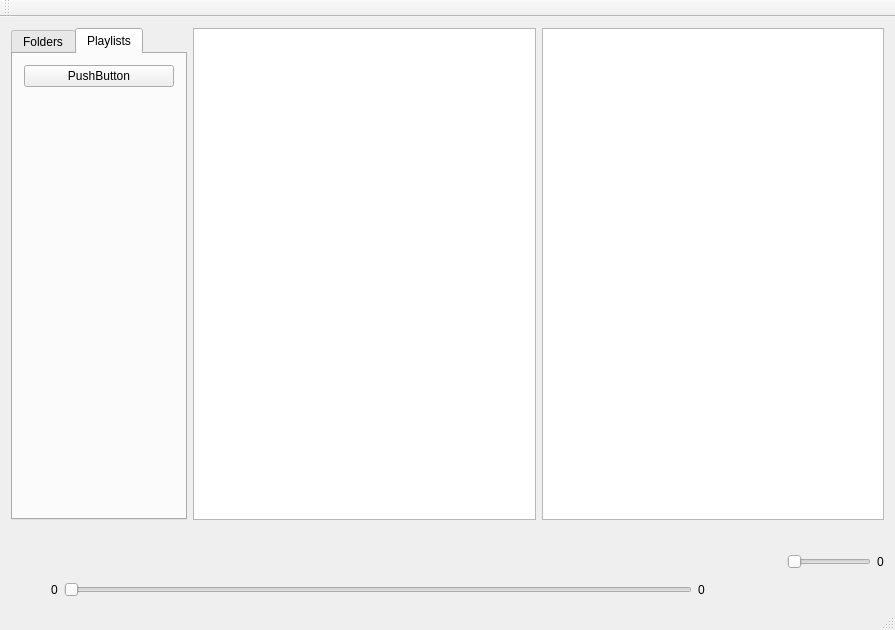
Qt form ZenPlayer/ZenPlayer.ui (zenix935/ZenPlayer) before a commit.
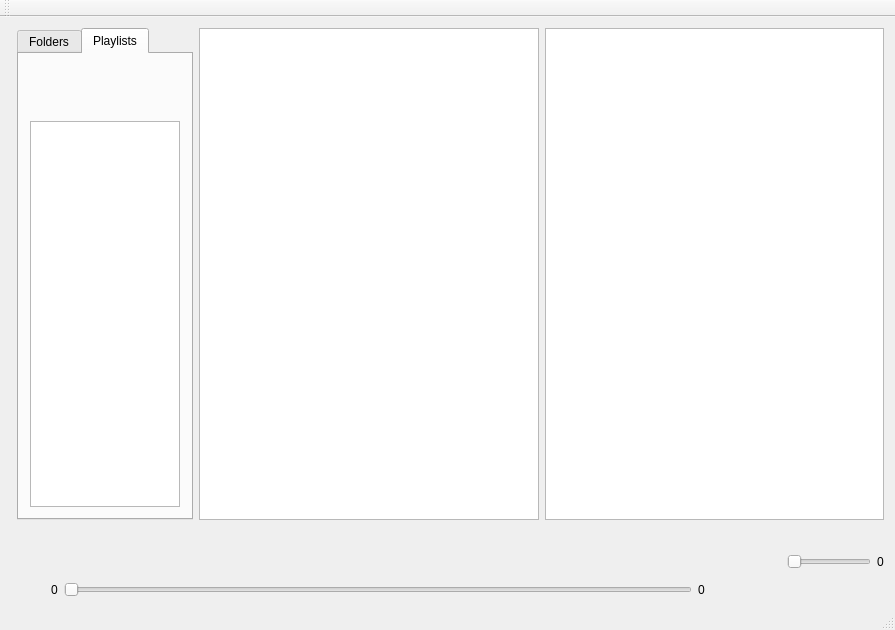
The same form after that commit. The open tabs and pages were chosen to show the change. Icons and pictures are not drawn.

Commit message: now you can create playlists

The edit to the form file:
```diff
--- a/ZenPlayer/ZenPlayer.ui
+++ b/ZenPlayer/ZenPlayer.ui
@@ -15,111 +15,7 @@
   </property>
   <widget class="QWidget" name="centralWidget">
    <layout class="QGridLayout" name="gridLayout">
-    <item row="0" column="0">
-     <widget class="QTabWidget" name="tabWidget">
-      <property name="sizePolicy">
-       <sizepolicy hsizetype="Minimum" vsizetype="Expanding">
-        <horstretch>0</horstretch>
-        <verstretch>0</verstretch>
-       </sizepolicy>
-      </property>
-      <property name="currentIndex">
-       <number>0</number>
-      </property>
-      <widget class="QWidget" name="folderTab">
-       <attribute name="title">
-        <string>Folders</string>
-       </attribute>
-       <layout class="QVBoxLayout" name="verticalLayout_2">
-        <item>
-         <widget class="QPushButton" name="addFolderButton">
-          <property name="sizePolicy">
-           <sizepolicy hsizetype="Minimum" vsizetype="Fixed">
-            <horstretch>0</horstretch>
-            <verstretch>0</verstretch>
-           </sizepolicy>
-          </property>
-          <property name="cursor">
-           <cursorShape>PointingHandCursor</cursorShape>
-          </property>
-          <property name="styleSheet">
-           <string notr="true">border-radius: 25px;
-width: 50px;
-height: 50px</string>
-          </property>
-          <property name="text">
-           <string/>
-          </property>
-          <property name="icon">
-           <iconset resource="ZenPlayer.qrc">
-            <normaloff>:/pics/pics/add.png</normaloff>:/pics/pics/add.png</iconset>
-          </property>
-          <property name="iconSize">
-           <size>
-            <width>50</width>
-            <height>50</height>
-           </size>
-          </property>
-         </widget>
-        </item>
-        <item>
-         <widget class="QListWidget" name="foldersListWidget">
-          <property name="sizePolicy">
-           <sizepolicy hsizetype="Maximum" vsizetype="Expanding">
-            <horstretch>0</horstretch>
-            <verstretch>0</verstretch>
-           </sizepolicy>
-          </property>
-          <property name="maximumSize">
-           <size>
-            <width>150</width>
-            <height>16777215</height>
-           </size>
-          </property>
-         </widget>
-        </item>
-       </layout>
-      </widget>
-      <widget class="QWidget" name="playlistTab">
-       <attribute name="title">
-        <string>Playlists</string>
-       </attribute>
-       <layout class="QVBoxLayout" name="verticalLayout_3">
-        <item>
-         <widget class="QPushButton" name="pushButton_7">
-          <property name="text">
-           <string>PushButton</string>
-          </property>
-         </widget>
-        </item>
-        <item>
-         <spacer name="verticalSpacer_2">
-          <property name="orientation">
-           <enum>Qt::Orientation::Vertical</enum>
-          </property>
-          <property name="sizeHint" stdset="0">
-           <size>
-            <width>20</width>
-            <height>40</height>
-           </size>
-          </property>
-         </spacer>
-        </item>
-       </layout>
-      </widget>
-     </widget>
-    </item>
-    <item row="0" column="1">
-     <widget class="QListWidget" name="tracksListWidget">
-      <property name="sizePolicy">
-       <sizepolicy hsizetype="Expanding" vsizetype="Expanding">
-        <horstretch>0</horstretch>
-        <verstretch>0</verstretch>
-       </sizepolicy>
-      </property>
-     </widget>
-    </item>
-    <item row="0" column="2">
+    <item row="0" column="3">
      <widget class="QListWidget" name="listWidget_2">
       <property name="sizePolicy">
        <sizepolicy hsizetype="Expanding" vsizetype="Expanding">
@@ -129,7 +25,17 @@
       </property>
      </widget>
     </item>
-    <item row="1" column="0" colspan="3">
+    <item row="0" column="2">
+     <widget class="QListWidget" name="tracksListWidget">
+      <property name="sizePolicy">
+       <sizepolicy hsizetype="Expanding" vsizetype="Expanding">
+        <horstretch>0</horstretch>
+        <verstretch>0</verstretch>
+       </sizepolicy>
+      </property>
+     </widget>
+    </item>
+    <item row="1" column="0" colspan="4">
      <layout class="QHBoxLayout" name="horizontalLayout_4">
       <item>
        <spacer name="horizontalSpacer_2">
@@ -525,6 +431,124 @@
       </item>
      </layout>
     </item>
+    <item row="0" column="1">
+     <widget class="QTabWidget" name="tabWidget">
+      <property name="sizePolicy">
+       <sizepolicy hsizetype="Minimum" vsizetype="Expanding">
+        <horstretch>0</horstretch>
+        <verstretch>0</verstretch>
+       </sizepolicy>
+      </property>
+      <property name="currentIndex">
+       <number>1</number>
+      </property>
+      <widget class="QWidget" name="folderTab">
+       <attribute name="title">
+        <string>Folders</string>
+       </attribute>
+       <layout class="QVBoxLayout" name="verticalLayout_2">
+        <item>
+         <widget class="QPushButton" name="addFolderButton">
+          <property name="sizePolicy">
+           <sizepolicy hsizetype="Minimum" vsizetype="Fixed">
+            <horstretch>0</horstretch>
+            <verstretch>0</verstretch>
+           </sizepolicy>
+          </property>
+          <property name="cursor">
+           <cursorShape>PointingHandCursor</cursorShape>
+          </property>
+          <property name="styleSheet">
+           <string notr="true">border-radius: 25px;
+width: 50px;
+height: 50px</string>
+          </property>
+          <property name="text">
+           <string/>
+          </property>
+          <property name="icon">
+           <iconset resource="ZenPlayer.qrc">
+            <normaloff>:/pics/pics/add.png</normaloff>:/pics/pics/add.png</iconset>
+          </property>
+          <property name="iconSize">
+           <size>
+            <width>50</width>
+            <height>50</height>
+           </size>
+          </property>
+         </widget>
+        </item>
+        <item>
+         <widget class="QListWidget" name="foldersListWidget">
+          <property name="sizePolicy">
+           <sizepolicy hsizetype="Maximum" vsizetype="Expanding">
+            <horstretch>0</horstretch>
+            <verstretch>0</verstretch>
+           </sizepolicy>
+          </property>
+          <property name="maximumSize">
+           <size>
+            <width>150</width>
+            <height>16777215</height>
+           </size>
+          </property>
+         </widget>
+        </item>
+       </layout>
+      </widget>
+      <widget class="QWidget" name="playlistTab">
+       <attribute name="title">
+        <string>Playlists</string>
+       </attribute>
+       <layout class="QVBoxLayout" name="verticalLayout_3">
+        <item>
+         <widget class="QPushButton" name="addPlaylistButton">
+          <property name="sizePolicy">
+           <sizepolicy hsizetype="Minimum" vsizetype="Fixed">
+            <horstretch>0</horstretch>
+            <verstretch>0</verstretch>
+           </sizepolicy>
+          </property>
+          <property name="styleSheet">
+           <string notr="true">border-radius: 25px;
+width: 50px;
+height: 50px</string>
+          </property>
+          <property name="text">
+           <string/>
+          </property>
+          <property name="icon">
+           <iconset resource="ZenPlayer.qrc">
+            <normaloff>:/pics/pics/add.png</normaloff>:/pics/pics/add.png</iconset>
+          </property>
+          <property name="iconSize">
+           <size>
+            <width>50</width>
+            <height>50</height>
+           </size>
+          </property>
+         </widget>
+        </item>
+        <item>
+         <widget class="QListWidget" name="playlistListWidget">
+          <property name="sizePolicy">
+           <sizepolicy hsizetype="Maximum" vsizetype="Expanding">
+            <horstretch>0</horstretch>
+            <verstretch>0</verstretch>
+           </sizepolicy>
+          </property>
+          <property name="maximumSize">
+           <size>
+            <width>150</width>
+            <height>16777215</height>
+           </size>
+          </property>
+         </widget>
+        </item>
+       </layout>
+      </widget>
+     </widget>
+    </item>
    </layout>
   </widget>
   <widget class="QMenuBar" name="menuBar">
```
The commit also changes 8 other files.
